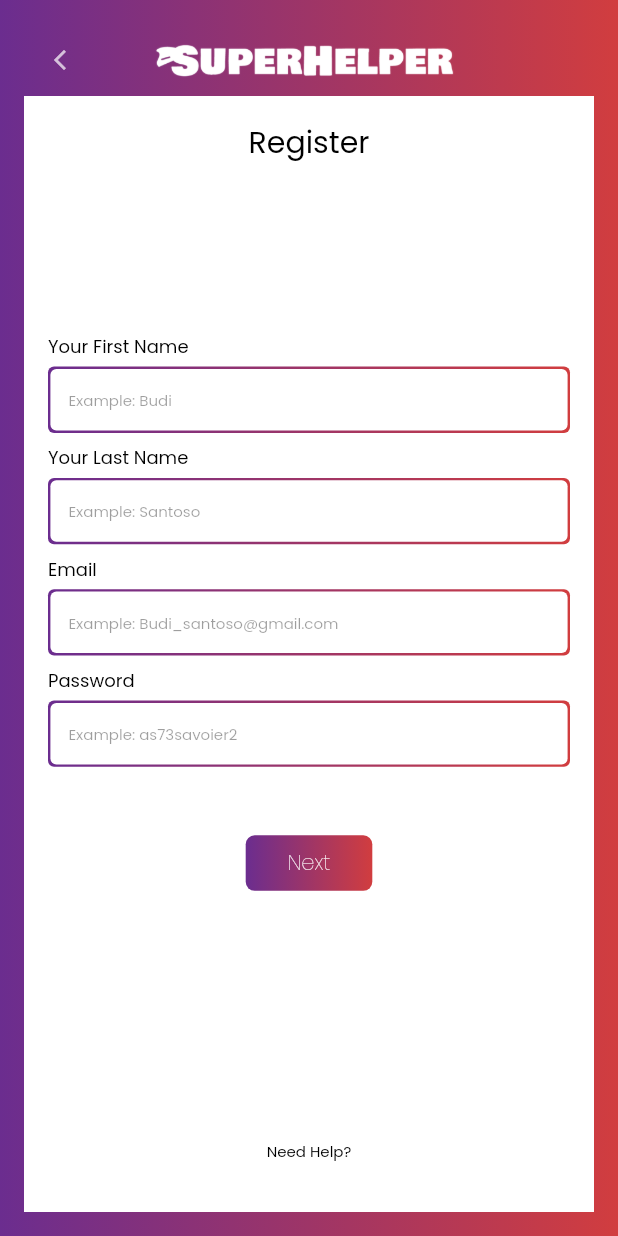
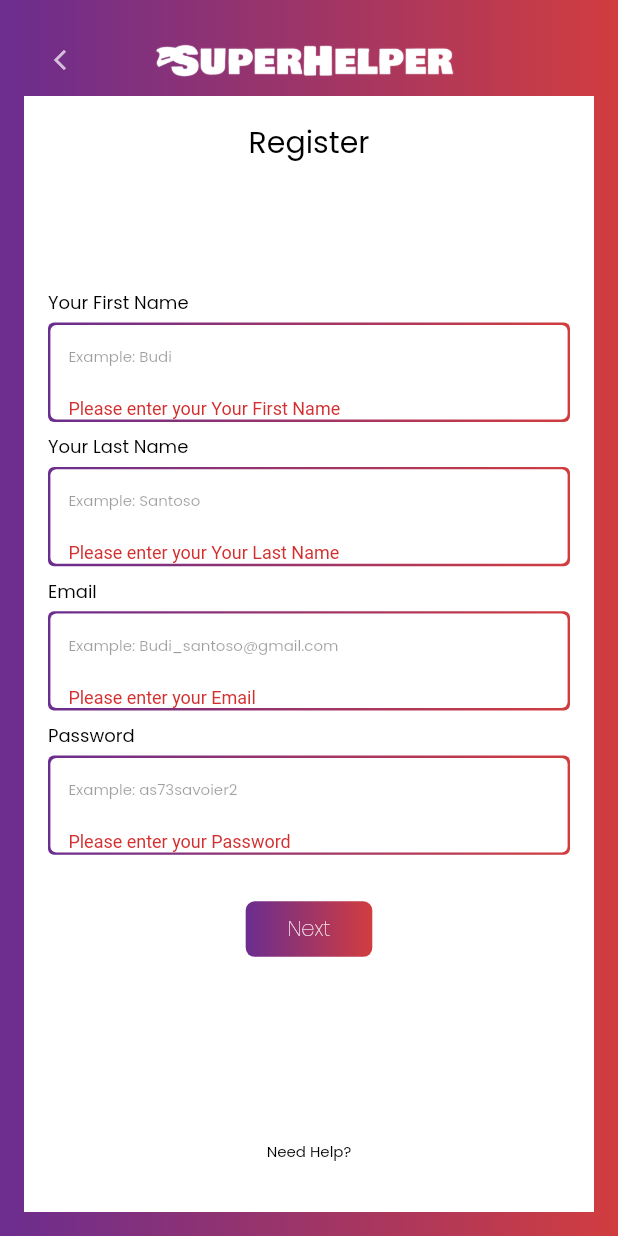
Before and after one commit to TheTarius26/sh_test, a Flutter app: the RegisterPage screen opened by its route, after a tap on "Next", on a phone screen of 412 x 824 dp. Run offline on Flutter 3.47's test engine with Material 2 defaults, Android fonts, the phone set to English and light mode, and no system bars; our stand-ins replace google_fonts, hive, hive_flutter, table_calendar; accounts and stored records are empty.

Commit message:
finishing login and register

```diff
--- /dev/null
+++ b/lib/app/data/repository/user_repository.dart
@@ -0,0 +1,20 @@
+import 'package:sh_test/app/data/local/user_data.dart';
+import 'package:sh_test/app/model/user.dart';
+
+class UserRepository {
+  final UserData _userData;
+
+  UserRepository(UserData userData) : _userData = userData;
+
+  Future<User?> getUserByEmail(String email) async =>
+      await _userData.getUserByEmail(email);
+
+  Future<User> getLoggedUser() async => await _userData.getLoggedUser();
+
+  Future<void> register(User user) async => await _userData.insertUser(user);
+
+  Future<void> login(String email, String password) async =>
+      await _userData.insertLoggedUser(email, password);
+
+  Future<void> logout() async => await _userData.deleteLoggedUser();
+}
--- /dev/null
+++ b/lib/app/enum/login_status.dart
@@ -0,0 +1,5 @@
+enum LoginStatus {
+  success,
+  failed,
+  loading,
+}
--- /dev/null
+++ b/lib/app/exception/user_exception.dart
@@ -0,0 +1,4 @@
+class UserException implements Exception {
+  final String message;
+  UserException(this.message);
+}
--- /dev/null
+++ b/lib/app/model/user.dart
@@ -0,0 +1,22 @@
+import 'package:hive/hive.dart';
+
+part 'user.g.dart';
+
+@HiveType(typeId: 2)
+class User {
+  @HiveField(0)
+  String firstName;
+  @HiveField(1)
+  String lastName;
+  @HiveField(2)
+  String email;
+  @HiveField(3)
+  String password;
+
+  User({
+    required this.firstName,
+    required this.lastName,
+    required this.email,
+    required this.password,
+  });
+}
--- a/lib/app/routes/routes.dart
+++ b/lib/app/routes/routes.dart
@@ -1,14 +1,37 @@
 import 'package:flutter/material.dart';
+import 'package:provider/provider.dart';
+import 'package:sh_test/app/data/local/user_data.dart';
+import 'package:sh_test/app/data/repository/user_repository.dart';
 import 'package:sh_test/app/ui/entry/view/entry_page.dart';
+import 'package:sh_test/app/ui/home/controller/home_controller.dart';
 import 'package:sh_test/app/ui/home/view/home_page.dart';
+import 'package:sh_test/app/ui/login/controller/login_controller.dart';
 import 'package:sh_test/app/ui/login/view/login_page.dart';
+import 'package:sh_test/app/ui/register/controller/register_controller.dart';
 import 'package:sh_test/app/ui/register/view/register_page.dart';
 
 final Map<String, Widget Function(BuildContext)> routes = {
   '/': (context) => const EntryPage(),
-  '/login': (context) => const LoginPage(),
-  '/register': (context) => const RegisterPage(),
-  '/home': (context) => const HomePage(),
+  '/login': (context) => ChangeNotifierProvider(
+        create: (context) => LoginController(
+          UserRepository(
+            UserData(),
+          ),
+        ),
+        child: const LoginPage(),
+      ),
+  '/register': (context) => ChangeNotifierProvider(
+        create: (context) => RegisterController(
+          UserRepository(
+            UserData(),
+          ),
+        ),
+        child: const RegisterPage(),
+      ),
+  '/home': (context) => ChangeNotifierProvider(
+        create: (context) => HomeController(),
+        child: const HomePage(),
+      ),
 };
 
-const initialRoute = '/home';
+const initialRoute = '/';
--- /dev/null
+++ b/lib/app/ui/home/controller/home_controller.dart
@@ -0,0 +1,3 @@
+import 'package:flutter/material.dart';
+
+class HomeController extends ChangeNotifier {}
--- /dev/null
+++ b/lib/app/ui/register/controller/register_controller.dart
@@ -0,0 +1,32 @@
+import 'package:flutter/material.dart';
+import 'package:sh_test/app/data/repository/user_repository.dart';
+import 'package:sh_test/app/exception/user_exception.dart';
+import 'package:sh_test/app/model/user.dart';
+
+class RegisterController extends ChangeNotifier {
+  final UserRepository _userRepository;
+
+  final formKey = GlobalKey<FormState>();
+
+  final TextEditingController firstNameController = TextEditingController();
+  final TextEditingController lastNameController = TextEditingController();
+  final TextEditingController emailController = TextEditingController();
+  final TextEditingController passwordController = TextEditingController();
+
+  RegisterController(UserRepository userRepository)
+      : _userRepository = userRepository;
+
+  void register() async {
+    try {
+      final user = User(
+        firstName: firstNameController.text,
+        lastName: lastNameController.text,
+        email: emailController.text,
+        password: passwordController.text,
+      );
+      await _userRepository.register(user);
+    } on UserException {
+      rethrow;
+    }
+  }
+}
--- a/lib/app/ui/register/view/register_page.dart
+++ b/lib/app/ui/register/view/register_page.dart
@@ -1,7 +1,9 @@
 import 'package:flutter/material.dart';
+import 'package:provider/provider.dart';
 import 'package:sh_test/app/common/color.dart';
 import 'package:sh_test/app/common/constant.dart';
 import 'package:sh_test/app/common/text_style.dart';
+import 'package:sh_test/app/ui/register/controller/register_controller.dart';
 import 'package:sh_test/app/ui/widgets/entry_app_bar.dart';
 import 'package:sh_test/app/ui/widgets/field_form.dart';
 import 'package:sh_test/app/ui/widgets/gradient_button.dart';
@@ -62,34 +64,49 @@ class RegisterPage extends StatelessWidget {
   Expanded registerButton() {
     return Expanded(
       child: Center(
-        child: GradientButton(
+        child: Consumer<RegisterController>(
+          builder: (context, controller, child) {
+            return GradientButton(
               text: 'Next',
-          onPressed: () {},
+              onPressed: () {
+                if (controller.formKey.currentState!.validate()) {
+                  controller.register();
+                  Navigator.pushNamed(context, '/login');
+                }
+              },
+            );
+          },
         ),
       ),
     );
   }
 
-  Form form() {
+  Consumer form() {
+    return Consumer<RegisterController>(builder: (context, controller, child) {
       return Form(
+        key: controller.formKey,
         child: Column(
-        children: const [
+          children: [
             FieldForm(
+              controller: controller.firstNameController,
               label: 'Your First Name',
               hintText: 'Example: Budi',
             ),
-          SizedBox(height: kPadding * 0.5),
+            const SizedBox(height: kPadding * 0.5),
             FieldForm(
+              controller: controller.lastNameController,
               label: 'Your Last Name',
               hintText: 'Example: Santoso',
             ),
-          SizedBox(height: kPadding * 0.5),
+            const SizedBox(height: kPadding * 0.5),
             FieldForm(
+              controller: controller.emailController,
               label: 'Email',
               hintText: 'Example: Budi_santoso@gmail.com',
             ),
-          SizedBox(height: kPadding * 0.5),
+            const SizedBox(height: kPadding * 0.5),
             FieldForm(
+              controller: controller.passwordController,
               label: 'Password',
               hintText: 'Example: as73savoier2',
               isPassword: true,
@@ -97,5 +114,6 @@ class RegisterPage extends StatelessWidget {
           ],
         ),
       );
+    });
   }
 }
--- a/lib/app/ui/widgets/field_form.dart
+++ b/lib/app/ui/widgets/field_form.dart
@@ -6,11 +6,13 @@ import 'package:sh_test/app/common/text_style.dart';
 class FieldForm extends StatelessWidget {
   final String label, hintText;
   final bool isPassword;
+  final TextEditingController controller;
 
   const FieldForm({
     Key? key,
     required this.label,
     required this.hintText,
+    required this.controller,
     this.isPassword = false,
   }) : super(key: key);
 
@@ -38,6 +40,7 @@ class FieldForm extends StatelessWidget {
               ),
             ),
             child: TextFormField(
+              controller: controller,
               decoration: InputDecoration(
                 border: InputBorder.none,
                 hintText: hintText,
@@ -48,6 +51,7 @@ class FieldForm extends StatelessWidget {
                 contentPadding: const EdgeInsets.all(kPadding * 0.75),
                 isDense: true,
               ),
+              obscureText: isPassword,
               style: textStyleBody.copyWith(fontSize: 12),
               validator: (value) {
                 if (value == null || value.isEmpty) {
--- a/lib/main.dart
+++ b/lib/main.dart
@@ -1,7 +1,10 @@
 import 'package:flutter/material.dart';
+import 'package:hive_flutter/hive_flutter.dart';
+import 'package:sh_test/app/model/user.dart';
 import 'package:sh_test/app/routes/routes.dart';
 
 void main() {
+  Hive.registerAdapter(UserAdapter());
   runApp(const App());
 }
 
--- a/pubspec.yaml
+++ b/pubspec.yaml
@@ -35,6 +35,11 @@ dependencies:
   cupertino_icons: ^1.0.2
   google_fonts: ^2.3.2
   table_calendar: ^3.0.5
+  provider: ^6.0.2
+  hive: ^2.1.0
+  hive_flutter: ^1.1.0
+  hive_generator: ^1.1.2
+  build_runner: ^2.1.10
 
 dev_dependencies:
   flutter_test:
```
Also changed, not shown: lib/app/data/local/user_data.dart (added, +51 -0 lines), lib/app/ui/login/controller/login_controller.dart (added, +31 -0 lines), lib/app/ui/login/view/login_page.dart (+29 -4 lines), lib/app/model/user.g.dart (added), pubspec.lock. Lines whose indentation alone changed are shown as unchanged.
